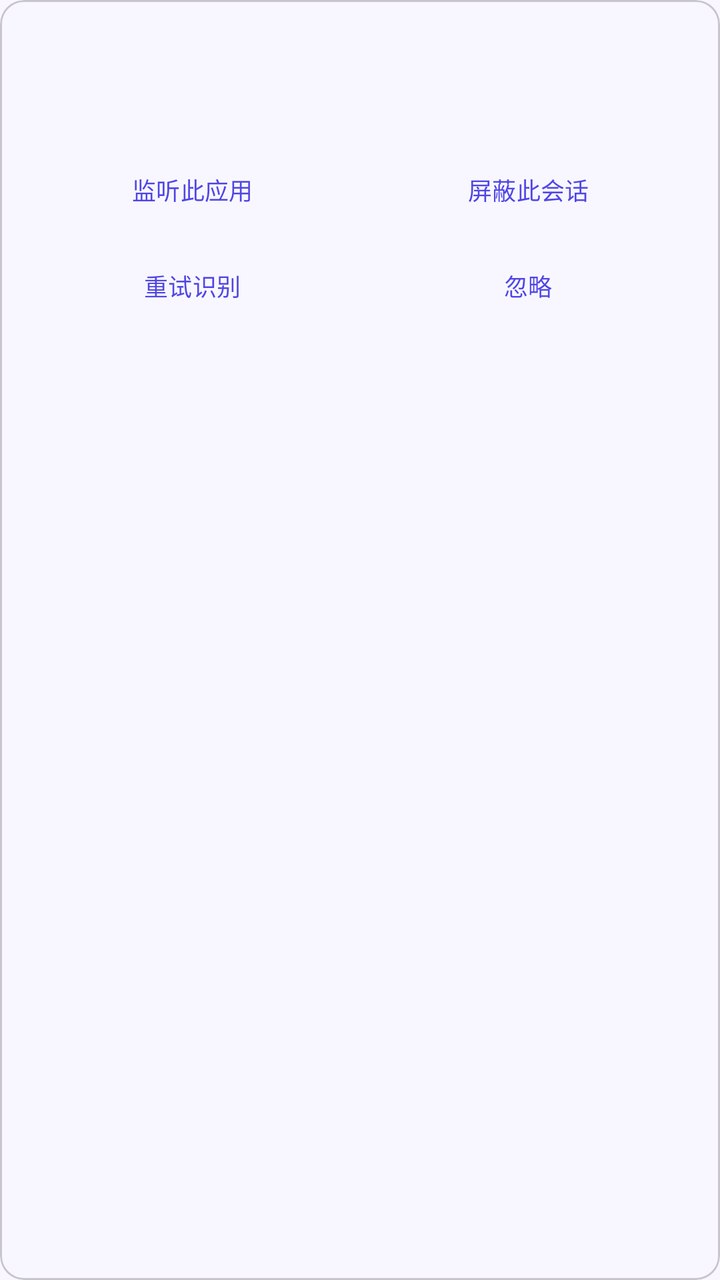
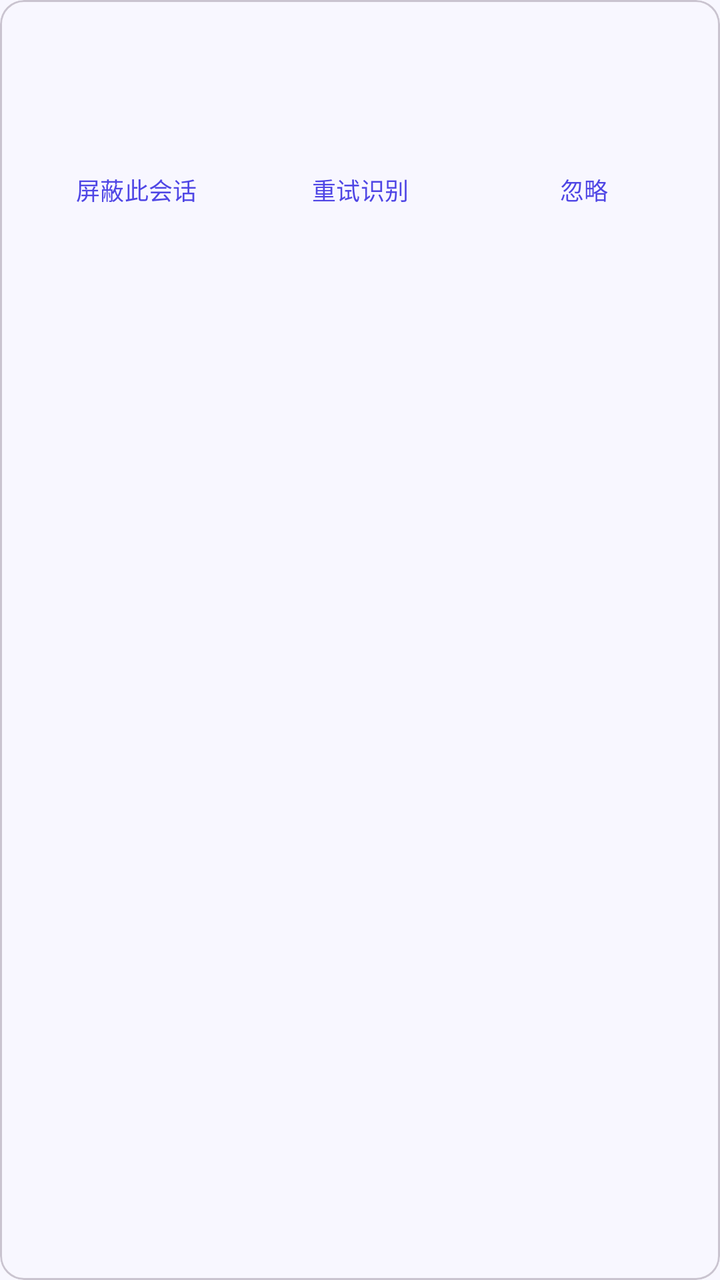

Before-and-after screenshots of an Android layout around one commit, followed by the original layout XML and the change that was made.
<!-- AndroidManifest.xml: application theme Theme.NotiAlarm -->
<!-- res/layout/item_dropped.xml -->
<?xml version="1.0" encoding="utf-8"?>
<com.google.android.material.card.MaterialCardView xmlns:android="http://schemas.android.com/apk/res/android"
    style="@style/Widget.Material3.CardView.Outlined"
    android:layout_width="match_parent"
    android:layout_height="wrap_content"
    android:layout_marginBottom="8dp">

    <LinearLayout
        android:layout_width="match_parent"
        android:layout_height="wrap_content"
        android:orientation="vertical"
        android:padding="12dp">

        <TextView
            android:id="@+id/dropApp"
            android:layout_width="match_parent"
            android:layout_height="wrap_content"
            android:textSize="14sp"
            android:textStyle="bold" />

        <TextView
            android:id="@+id/dropReason"
            android:layout_width="match_parent"
            android:layout_height="wrap_content"
            android:layout_marginTop="2dp"
            android:alpha="0.7"
            android:textSize="12sp" />

        <TextView
            android:id="@+id/dropText"
            android:layout_width="match_parent"
            android:layout_height="wrap_content"
            android:layout_marginTop="4dp"
            android:ellipsize="end"
            android:maxLines="3"
            android:textSize="13sp" />

        <LinearLayout
            android:layout_width="match_parent"
            android:layout_height="wrap_content"
            android:orientation="horizontal">

            <Button
                android:id="@+id/btnListen"
                style="@style/Widget.Material3.Button.TextButton"
                android:layout_width="0dp"
                android:layout_height="wrap_content"
                android:layout_weight="1"
                android:minWidth="0dp"
                android:text="监听此应用"
                android:textSize="12sp" />

            <Button
                android:id="@+id/btnBlock"
                style="@style/Widget.Material3.Button.TextButton"
                android:layout_width="0dp"
                android:layout_height="wrap_content"
                android:layout_weight="1"
                android:minWidth="0dp"
                android:text="屏蔽此会话"
                android:textSize="12sp" />
        </LinearLayout>

        <LinearLayout
            android:layout_width="match_parent"
            android:layout_height="wrap_content"
            android:orientation="horizontal">

            <Button
                android:id="@+id/btnRetry"
                style="@style/Widget.Material3.Button.TextButton"
                android:layout_width="0dp"
                android:layout_height="wrap_content"
                android:layout_weight="1"
                android:minWidth="0dp"
                android:text="重试识别"
                android:textSize="12sp" />

            <Button
                android:id="@+id/btnDismiss"
                style="@style/Widget.Material3.Button.TextButton"
                android:layout_width="0dp"
                android:layout_height="wrap_content"
                android:layout_weight="1"
                android:minWidth="0dp"
                android:text="忽略"
                android:textSize="12sp" />
        </LinearLayout>
    </LinearLayout>
</com.google.android.material.card.MaterialCardView>
<!-- resources referenced by this layout -->
<resources>
  <style name="Theme.NotiAlarm" parent="Theme.Material3.Light.NoActionBar">
          <item name="colorPrimary">@color/brand_primary</item>
          <item name="colorOnPrimary">@color/brand_on_primary</item>
          <item name="colorPrimaryContainer">@color/brand_container</item>
          <item name="colorOnPrimaryContainer">@color/brand_on_container</item>
          <item name="android:colorBackground">@color/app_background</item>
          <item name="colorSurface">@color/app_background</item>
          <item name="colorSurfaceContainer">@color/app_surface_soft</item>
          <item name="colorSurfaceContainerLow">@color/app_surface</item>
          <item name="colorOnSurface">@color/app_text</item>
          <item name="colorOnSurfaceVariant">@color/app_text_muted</item>
          <item name="colorOutline">@color/app_outline</item>
          <item name="android:statusBarColor">@color/app_background</item>
          <item name="android:navigationBarColor">@color/app_background</item>
          <item name="android:windowLightStatusBar">true</item>
          <item name="android:windowLightNavigationBar">true</item>
          <item name="android:enforceStatusBarContrast">false</item>
          <item name="android:enforceNavigationBarContrast">false</item>
          <item name="android:windowActionModeOverlay">true</item>
      </style>
  <color name="brand_primary">#4F46E5</color>
  <color name="brand_on_primary">#FFFFFFFF</color>
  <color name="brand_container">#FFE8E7FF</color>
  <color name="brand_on_container">#FF17134F</color>
  <color name="app_background">#FFF8F7FF</color>
  <color name="app_surface_soft">#FFF1EFF9</color>
  <color name="app_surface">#FFFFFFFF</color>
  <color name="app_text">#FF1B1B24</color>
  <color name="app_text_muted">#FF6F6B80</color>
  <color name="app_outline">#FFDCD8EA</color>
</resources>

<!-- the commit's change to res/layout/item_dropped.xml (unified diff, before → after) -->
@@ -38,53 +38,23 @@
         <LinearLayout
             android:layout_width="match_parent"
             android:layout_height="wrap_content"
+            android:layout_marginTop="4dp"
             android:orientation="horizontal">
 
-            <Button
-                android:id="@+id/btnListen"
-                style="@style/Widget.Material3.Button.TextButton"
-                android:layout_width="0dp"
-                android:layout_height="wrap_content"
-                android:layout_weight="1"
-                android:minWidth="0dp"
-                android:text="监听此应用"
-                android:textSize="12sp" />
+            <com.google.android.material.button.MaterialButton
+                android:id="@+id/btnBlock"
+                style="@style/ItemAction"
+                android:text="屏蔽此会话" />
 
-            <Button
-                android:id="@+id/btnBlock"
-                style="@style/Widget.Material3.Button.TextButton"
-                android:layout_width="0dp"
-                android:layout_height="wrap_content"
-                android:layout_weight="1"
-                android:minWidth="0dp"
-                android:text="屏蔽此会话"
-                android:textSize="12sp" />
-        </LinearLayout>
+            <com.google.android.material.button.MaterialButton
+                android:id="@+id/btnRetry"
+                style="@style/ItemAction"
+                android:text="重试识别" />
 
-        <LinearLayout
-            android:layout_width="match_parent"
-            android:layout_height="wrap_content"
-            android:orientation="horizontal">
-
-            <Button
-                android:id="@+id/btnRetry"
-                style="@style/Widget.Material3.Button.TextButton"
-                android:layout_width="0dp"
-                android:layout_height="wrap_content"
-                android:layout_weight="1"
-                android:minWidth="0dp"
-                android:text="重试识别"
-                android:textSize="12sp" />
-
-            <Button
+            <com.google.android.material.button.MaterialButton
                 android:id="@+id/btnDismiss"
-                style="@style/Widget.Material3.Button.TextButton"
-                android:layout_width="0dp"
-                android:layout_height="wrap_content"
-                android:layout_weight="1"
-                android:minWidth="0dp"
-                android:text="忽略"
-                android:textSize="12sp" />
+                style="@style/ItemAction"
+                android:text="忽略" />
         </LinearLayout>
     </LinearLayout>
 </com.google.android.material.card.MaterialCardView>
<!-- resource entries referenced after the edit -->
@@ -1,5 +1,19 @@
 <!-- resources referenced by this layout -->
 <resources>
+  <style name="ItemAction" parent="Widget.Material3.Button.TextButton">
+          <item name="android:layout_width">0dp</item>
+          <item name="android:layout_height">40dp</item>
+          <item name="android:layout_weight">1</item>
+          <item name="android:minWidth">0dp</item>
+          <item name="android:insetLeft">0dp</item>
+          <item name="android:insetRight">0dp</item>
+          <item name="android:insetTop">0dp</item>
+          <item name="android:insetBottom">0dp</item>
+          <item name="android:paddingLeft">2dp</item>
+          <item name="android:paddingRight">2dp</item>
+          <item name="android:textSize">12sp</item>
+          <item name="android:textAllCaps">false</item>
+      </style>
   <style name="Theme.NotiAlarm" parent="Theme.Material3.Light.NoActionBar">
           <item name="colorPrimary">@color/brand_primary</item>
           <item name="colorOnPrimary">@color/brand_on_primary</item>
